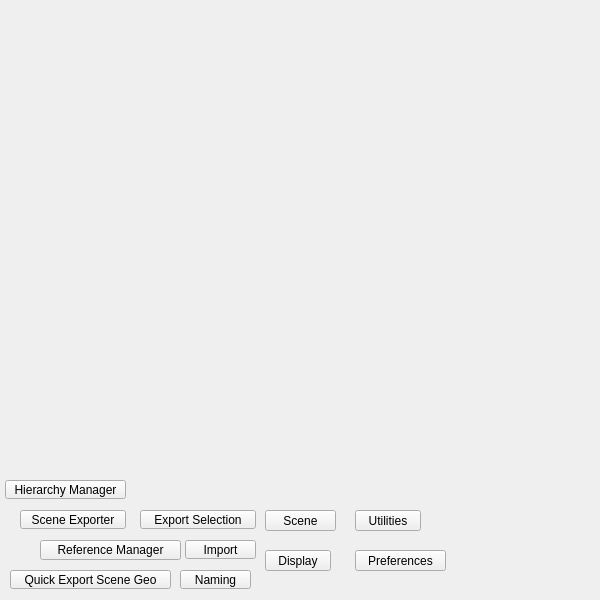
Above: tentacle/ui/scene#submenu.ui from m3trik/tentacle before the change. Below: the same form after it.
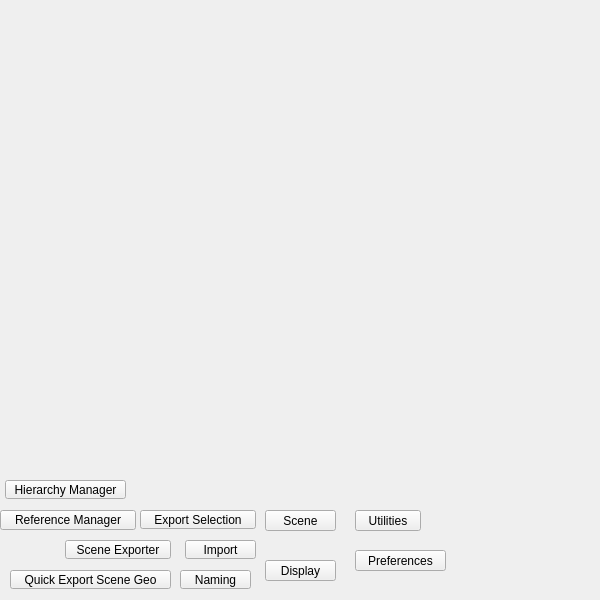
That is the form after the change. Custom widgets are drawn as their Qt base class.

What changed in the file:
```diff
--- a/tentacle/ui/scene#submenu.ui
+++ b/tentacle/ui/scene#submenu.ui
@@ -122,9 +122,9 @@
     </property>
     <property name="geometry">
      <rect>
-      <x>40</x>
-      <y>540</y>
-      <width>141</width>
+      <x>0</x>
+      <y>510</y>
+      <width>136</width>
       <height>20</height>
      </rect>
     </property>
@@ -184,8 +184,8 @@
    <widget class="QPushButton" name="b002">
     <property name="geometry">
      <rect>
-      <x>20</x>
-      <y>510</y>
+      <x>65</x>
+      <y>540</y>
       <width>106</width>
       <height>19</height>
      </rect>
@@ -235,8 +235,8 @@
     <property name="geometry">
      <rect>
       <x>265</x>
-      <y>550</y>
-      <width>66</width>
+      <y>560</y>
+      <width>71</width>
       <height>21</height>
      </rect>
     </property>
```
